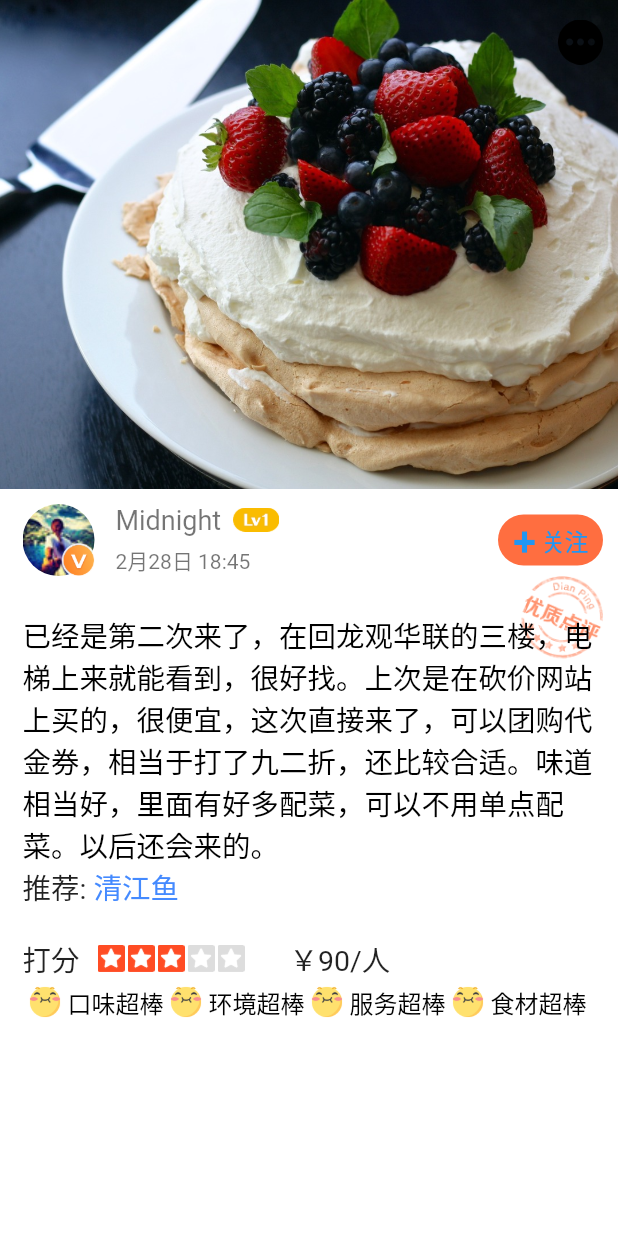
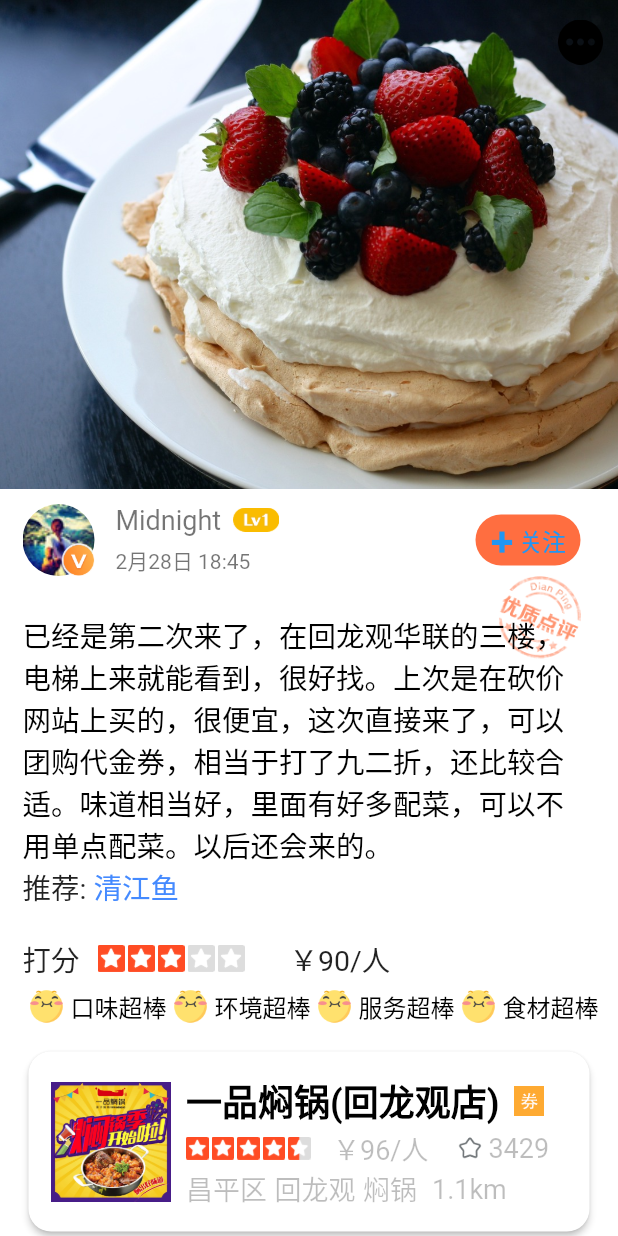
Before and after one commit to lihuichaoo/DianpingFlutterDemo, a Flutter app: the screen it shows after launch, on a phone screen of 412 x 824 dp. Run offline on Flutter 3.47's test engine with Material 2 defaults, Android fonts, the light colour scheme and no system bars.

Commit message:
add score & favor

```diff
--- a/lib/main.dart
+++ b/lib/main.dart
@@ -233,10 +233,11 @@ class MyApp extends StatelessWidget {
 
     Widget _buildIconText(String title) {
       return Row(
+        mainAxisAlignment: MainAxisAlignment.start,
         children: <Widget>[
           SizedBox(
-            width: 30,
-            height: 30,
+            width: 32,
+            height: 32,
             child: Image.asset('assets/fa.png'),
           ),
           Text(
@@ -258,6 +259,122 @@ class MyApp extends StatelessWidget {
       ],
     );
 
+    final titleRow = Row(
+      children: <Widget>[
+        Text(
+          '一品焖锅(回龙观店)',
+          style: TextStyle(
+            fontSize: 24,
+            fontWeight: FontWeight.w600,
+            color: Colors.black,
+          ),
+        ),
+        Container(
+          padding: const EdgeInsets.fromLTRB(10, 0, 0, 0),
+          width: 30,
+          height: 30,
+          child: Image.asset('assets/cm3.png'),
+        ),
+      ],
+    );
+
+    final scoreRow = Row(
+      mainAxisAlignment: MainAxisAlignment.start,
+      children: <Widget>[
+        SizedBox(
+          height: 15,
+          child: _buildScore(4.5),
+        ),
+        Padding(
+          padding: const EdgeInsets.fromLTRB(15, 0, 0, 0),
+          child: Text(
+            '￥96/人',
+            style: TextStyle(
+              color: Colors.black26,
+              fontSize: 18,
+            ),
+          ),
+        ),
+        Row(
+          mainAxisAlignment: MainAxisAlignment.end,
+          children: <Widget>[
+            Container(
+              margin: const EdgeInsets.fromLTRB(15, 0, 0, 0),
+              width: 25,
+              height: 25,
+              child: Image.asset('assets/gfl.png'),
+            ),
+            Text(
+              '3429',
+              style: TextStyle(
+                color: Colors.black26,
+                fontSize: 18,
+              ),
+            ),
+          ],
+        ),
+      ],
+    );
+
+    final distanceRow = Row(
+      children: <Widget>[
+        Text(
+            '昌平区',
+            style: TextStyle(
+              color: Colors.black26,
+              fontSize: 18,
+            )),
+        SizedBox(width: 5,),
+        Text(
+            '回龙观',
+            style: TextStyle(
+              color: Colors.black26,
+              fontSize: 18,
+            )),
+        SizedBox(width: 5,),
+        Text(
+            '焖锅',
+            style: TextStyle(
+              color: Colors.black26,
+              fontSize: 18,
+            )),
+        SizedBox(width: 10,),
+        Text(
+            '1.1km',
+            style: TextStyle(
+              color: Colors.black26,
+              fontSize: 18,
+            )),
+      ],
+    );
+
+    final poiCard = Card(
+      shape: RoundedRectangleBorder(borderRadius: BorderRadius.circular(15.0)),
+      elevation: 2,
+      child: Padding(
+        padding: const EdgeInsets.fromLTRB(15, 15, 15, 15),
+        child: Row(
+          crossAxisAlignment: CrossAxisAlignment.start,
+          children: <Widget>[
+            Container(
+              width: 90,
+              height: 90,
+              padding: const EdgeInsets.fromLTRB(0, 0, 10, 0),
+              child: Image.asset('assets/poi.png'),
+            ),
+            Column(
+              crossAxisAlignment: CrossAxisAlignment.start,
+              children: <Widget>[
+                titleRow,
+                scoreRow,
+                distanceRow,
+              ],
+            )
+          ],
+        ),
+      ),
+    );
+
     return Scaffold(
       backgroundColor: Colors.white.withOpacity(0.98),
       body: CustomScrollView(
@@ -266,7 +383,7 @@ class MyApp extends StatelessWidget {
           SliverList(
             delegate: SliverChildListDelegate(<Widget>[
               Container(
-                padding: const EdgeInsets.fromLTRB(15, 10, 0, 0),
+                padding: const EdgeInsets.fromLTRB(15, 10, 15, 0),
                 child: Column(
                   crossAxisAlignment: CrossAxisAlignment.start,
                   children: <Widget>[
@@ -285,7 +402,10 @@ class MyApp extends StatelessWidget {
                     ),
                     suggestionSection,
                     scoreSection,
+                    SizedBox(width: 0, height: 2,),
                     detailScoreRow,
+                    SizedBox(width: 0, height: 10,),
+                    poiCard,
                   ],
                 )
               ),
```
Also changed, not shown: assets/ceu.png (added), assets/cm3.png (added), assets/dze.png (added), assets/gfl.png (added), assets/poi.png (added).
